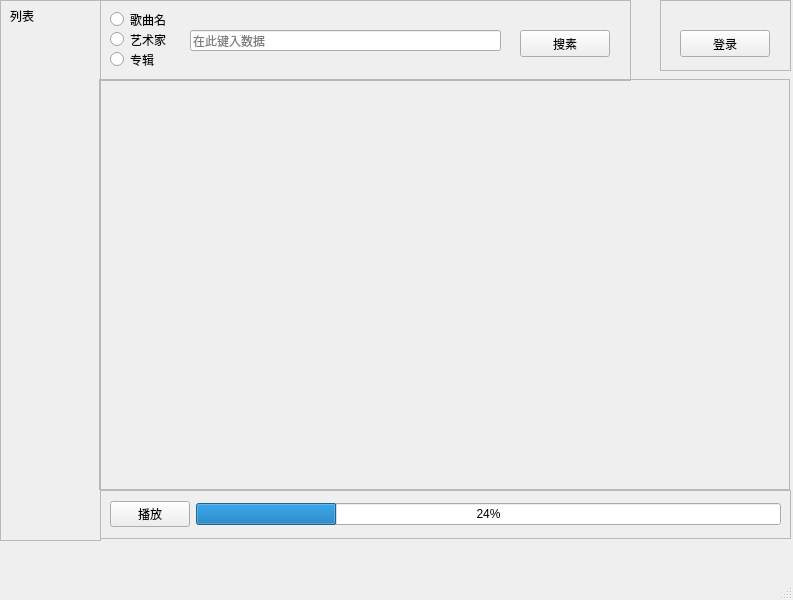
salvete/Light-Musicbox, file MainFrame.ui: the form before one commit.
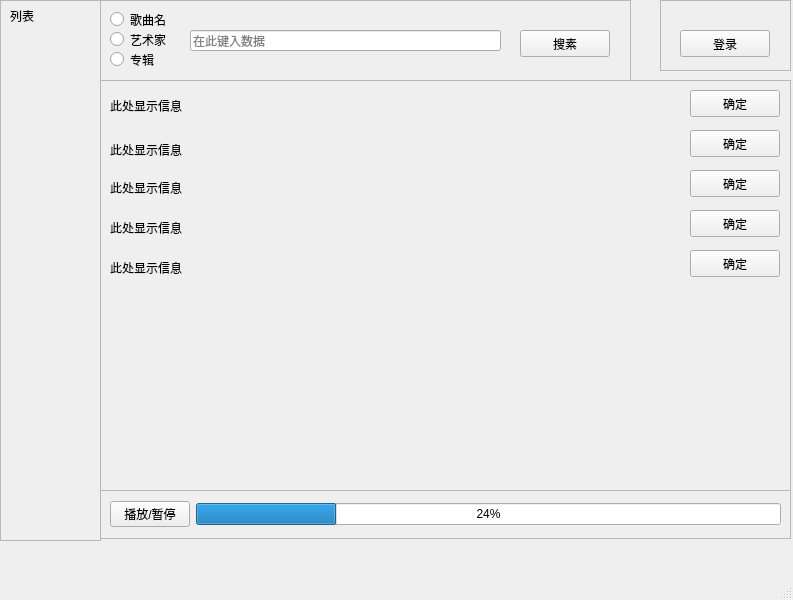
The form after the commit.

Patch:
```diff
--- a/MainFrame.ui
+++ b/MainFrame.ui
@@ -40,7 +40,7 @@
      <item row="1" column="0">
       <widget class="QPushButton" name="pushButton_3">
        <property name="text">
-        <string>播放</string>
+        <string>播放/暂停</string>
        </property>
       </widget>
      </item>
@@ -165,8 +165,8 @@
    <widget class="QFrame" name="frame_5">
     <property name="geometry">
      <rect>
-      <x>99</x>
-      <y>79</y>
+      <x>100</x>
+      <y>80</y>
       <width>691</width>
       <height>411</height>
      </rect>
@@ -177,6 +177,136 @@
     <property name="frameShadow">
      <enum>QFrame::Raised</enum>
     </property>
+    <widget class="QLabel" name="label">
+     <property name="geometry">
+      <rect>
+       <x>10</x>
+       <y>16</y>
+       <width>571</width>
+       <height>20</height>
+      </rect>
+     </property>
+     <property name="text">
+      <string>此处显示信息</string>
+     </property>
+    </widget>
+    <widget class="QPushButton" name="pushButton_4">
+     <property name="geometry">
+      <rect>
+       <x>590</x>
+       <y>10</y>
+       <width>90</width>
+       <height>27</height>
+      </rect>
+     </property>
+     <property name="text">
+      <string>确定</string>
+     </property>
+    </widget>
+    <widget class="QLabel" name="label_3">
+     <property name="geometry">
+      <rect>
+       <x>10</x>
+       <y>60</y>
+       <width>571</width>
+       <height>20</height>
+      </rect>
+     </property>
+     <property name="text">
+      <string>此处显示信息</string>
+     </property>
+    </widget>
+    <widget class="QLabel" name="label_4">
+     <property name="geometry">
+      <rect>
+       <x>10</x>
+       <y>100</y>
+       <width>571</width>
+       <height>16</height>
+      </rect>
+     </property>
+     <property name="text">
+      <string>此处显示信息</string>
+     </property>
+    </widget>
+    <widget class="QLabel" name="label_5">
+     <property name="geometry">
+      <rect>
+       <x>10</x>
+       <y>140</y>
+       <width>571</width>
+       <height>16</height>
+      </rect>
+     </property>
+     <property name="text">
+      <string>此处显示信息</string>
+     </property>
+    </widget>
+    <widget class="QLabel" name="label_6">
+     <property name="geometry">
+      <rect>
+       <x>10</x>
+       <y>180</y>
+       <width>561</width>
+       <height>16</height>
+      </rect>
+     </property>
+     <property name="text">
+      <string>此处显示信息</string>
+     </property>
+    </widget>
+    <widget class="QPushButton" name="pushButton_5">
+     <property name="geometry">
+      <rect>
+       <x>590</x>
+       <y>50</y>
+       <width>90</width>
+       <height>27</height>
+      </rect>
+     </property>
+     <property name="text">
+      <string>确定</string>
+     </property>
+    </widget>
+    <widget class="QPushButton" name="pushButton_6">
+     <property name="geometry">
+      <rect>
+       <x>590</x>
+       <y>90</y>
+       <width>90</width>
+       <height>27</height>
+      </rect>
+     </property>
+     <property name="text">
+      <string>确定</string>
+     </property>
+    </widget>
+    <widget class="QPushButton" name="pushButton_7">
+     <property name="geometry">
+      <rect>
+       <x>590</x>
+       <y>130</y>
+       <width>90</width>
+       <height>27</height>
+      </rect>
+     </property>
+     <property name="text">
+      <string>确定</string>
+     </property>
+    </widget>
+    <widget class="QPushButton" name="pushButton_8">
+     <property name="geometry">
+      <rect>
+       <x>590</x>
+       <y>170</y>
+       <width>90</width>
+       <height>27</height>
+      </rect>
+     </property>
+     <property name="text">
+      <string>确定</string>
+     </property>
+    </widget>
    </widget>
    <widget class="QFrame" name="frame_6">
     <property name="geometry">
```
